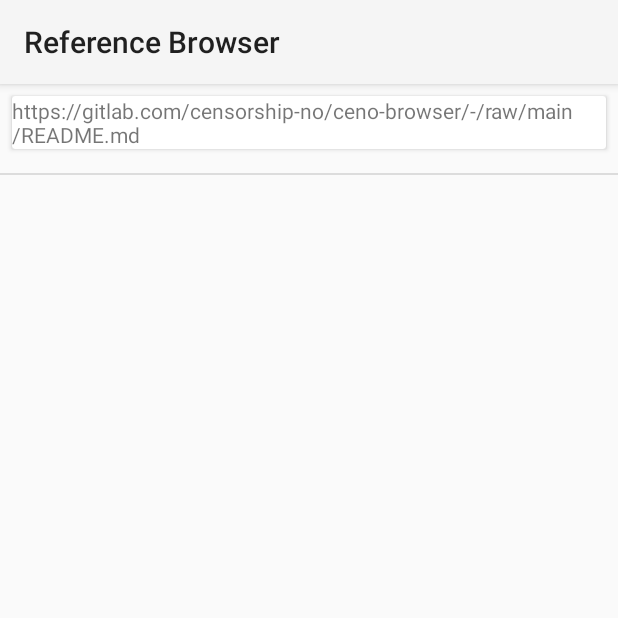
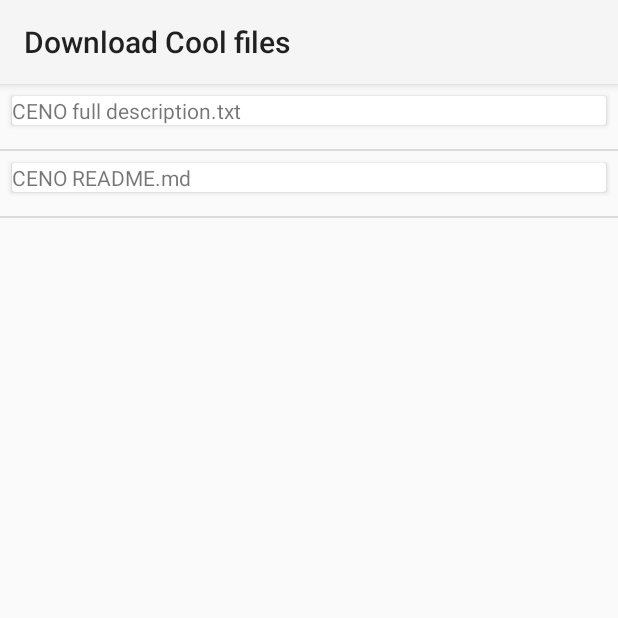
Before and after one commit to sherlockwisdom/reference-browser, an Android app: the fragment DownloadCoolFileFragment shown on its own in the app's theme, on a phone screen of 412 x 824 dp, the top half of it. Run offline under Robolectric (Android 15) with nearby library versions, the phone set to English and light mode, and no system bars.

Commit message:
updates: - added viewmodel to abstract the datalayer from the recyclerview model. Can be handy if cool files should be used from data sources

```diff
--- a/app/src/main/java/org/mozilla/reference/browser/settings/DownloadCoolFileFragment.java
+++ b/app/src/main/java/org/mozilla/reference/browser/settings/DownloadCoolFileFragment.java
@@ -14,62 +14,34 @@ import androidx.annotation.NonNull;
 import androidx.annotation.Nullable;
 import androidx.cardview.widget.CardView;
 import androidx.fragment.app.Fragment;
+import androidx.lifecycle.LiveData;
+import androidx.lifecycle.MutableLiveData;
+import androidx.lifecycle.Observer;
+import androidx.lifecycle.ViewModel;
+import androidx.lifecycle.ViewModelProvider;
 import androidx.recyclerview.widget.DividerItemDecoration;
 import androidx.recyclerview.widget.LinearLayoutManager;
 import androidx.recyclerview.widget.RecyclerView;
 
 import android.os.Environment;
-import android.os.ParcelFileDescriptor;
 import android.util.Log;
 import android.view.LayoutInflater;
 import android.view.View;
 import android.view.ViewGroup;
-import android.widget.FrameLayout;
+import android.widget.EditText;
 import android.widget.TextView;
 
 import org.mozilla.reference.browser.BuildConfig;
 import org.mozilla.reference.browser.R;
 
-import java.io.FileNotFoundException;
 import java.util.ArrayList;
+import java.util.HashMap;
+import java.util.Set;
 
-/**
- * A simple {@link Fragment} subclass.
- * Use the {@link DownloadCoolFileFragment#newInstance} factory method to
- * create an instance of this fragment.
- */
 public class DownloadCoolFileFragment extends Fragment {
-
-    // TODO: Rename parameter arguments, choose names that match
-    // the fragment initialization parameters, e.g. ARG_ITEM_NUMBER
-    private static final String ARG_PARAM1 = "param1";
-    private static final String ARG_PARAM2 = "param2";
-
-    // TODO: Rename and change types of parameters
-    private String mParam1;
-    private String mParam2;
-
 
     public DownloadCoolFileFragment() {
         // Required empty public constructor
-    }
-
-    /**
-     * Use this factory method to create a new instance of
-     * this fragment using the provided parameters.
-     *
-     * @param param1 Parameter 1.
-     * @param param2 Parameter 2.
-     * @return A new instance of fragment DownloadCoolFileFragment.
-     */
-    // TODO: Rename and change types and number of parameters
-    public static DownloadCoolFileFragment newInstance(String param1, String param2) {
-        DownloadCoolFileFragment fragment = new DownloadCoolFileFragment();
-        Bundle args = new Bundle();
-        args.putString(ARG_PARAM1, param1);
-        args.putString(ARG_PARAM2, param2);
-        fragment.setArguments(args);
-        return fragment;
     }
 
     @Override
@@ -88,6 +60,9 @@ public class DownloadCoolFileFragment extends Fragment {
     public void onViewCreated(@NonNull View view, @Nullable Bundle savedInstanceState) {
         super.onViewCreated(view, savedInstanceState);
 
+        // TODO:
+        getActivity().setTitle(getContext().getString(R.string.pref_download_cool_file_title));
+
         LinearLayoutManager linearLayoutManager = new LinearLayoutManager(getContext());
         RecyclerView coolFilesRecyclerView = view.findViewById(R.id.download_cool_file_recycler_view);
         coolFilesRecyclerView.setLayoutManager(linearLayoutManager);
@@ -101,6 +76,14 @@ public class DownloadCoolFileFragment extends Fragment {
 
         coolFilesRecyclerView.setAdapter(downloadCoolFileFragmentRecyclerAdapter);
 
+        DownloadCoolFileViewModel downloadCoolFileViewModel = new ViewModelProvider(this)
+                .get(DownloadCoolFileViewModel.class);
+        downloadCoolFileViewModel.getAllCoolFiles().observe(getViewLifecycleOwner(), new Observer<HashMap<String, String>>() {
+            @Override
+            public void onChanged(HashMap<String, String> stringStringHashMap) {
+                downloadCoolFileFragmentRecyclerAdapter.submitList(stringStringHashMap);
+            }
+        });
     }
 
     static class DownloadCoolFileFragmentRecyclerAdapter extends
@@ -108,11 +91,14 @@ public class DownloadCoolFileFragment extends Fragment {
         Context context;
         BroadcastReceiver downloadCompleteBroadcastReceiver;
 
-        ArrayList<String> filenames = new ArrayList<>();
+        HashMap<String, String> filesDatabase = new HashMap<>();
 
         public DownloadCoolFileFragmentRecyclerAdapter(Context context){
             this.context = context;
-            filenames.add("https://gitlab.com/censorship-no/ceno-browser/-/raw/main/README.md");
+        }
+
+        public void submitList(HashMap<String, String> filenames) {
+            filesDatabase = filenames;
         }
 
         @NonNull
@@ -127,8 +113,7 @@ public class DownloadCoolFileFragment extends Fragment {
             DownloadManager.Request request = new DownloadManager.Request(Uri.parse(fileUrl));
             request.setTitle(fileName);
 
-            // TODO:
-            request.setDescription("Downloading file...");
+            request.setDescription(context.getString(R.string.pref_download_cool_file_download_manager_title));
 
             request.setDestinationInExternalPublicDir(Environment.DIRECTORY_DOWNLOADS, fileName);
             request.setNotificationVisibility(DownloadManager.Request.VISIBILITY_VISIBLE_NOTIFY_COMPLETED);
@@ -140,29 +125,59 @@ public class DownloadCoolFileFragment extends Fragment {
         @Override
         public void onBindViewHolder(@NonNull DownloadCoolFileFragmentRecyclerAdapter.ViewHolder holder,
                                      int position) {
-            holder.filename.setText(filenames.get(position));
+            Log.d(getClass().getName(), "Pos: " + position);
+            String[] filenames = filesDatabase.keySet().toArray(new String[]{});
 
-            final String fileUrl = filenames.get(position);
+            final String filename = filenames[position];
+            final String fileUrl = filesDatabase.get(filename);
+
+            holder.filename.setText(filename);
+            DialogInterface.OnClickListener onClickListenerYes = new DialogInterface.OnClickListener() {
+                @Override
+                public void onClick(DialogInterface dialog, int which) {
+                    AlertDialog.Builder builder1 = new AlertDialog.Builder(context);
+
+                    final EditText editText = new EditText(context);
+                    builder1.setView(editText);
+                    builder1.setTitle(context.getString(R.string.pref_download_cool_file_filename));
+                    builder1.setMessage(context.getString(R.string.pref_download_cool_file_prompt_filename_description));
+
+                    builder1.setPositiveButton(
+                            context.getString(R.string.pref_download_cool_file_prompt_download),
+                            new DialogInterface.OnClickListener() {
+                                @Override
+                                public void onClick(DialogInterface dialog, int which) {
+                                    String customFilename = editText.getText() != null &&
+                                            editText.getText().length() > 0 ?
+                                            editText.getText().toString() :
+                                            filename;
+                                    final long downloadedFileId = downloadFile(fileUrl, customFilename);
+                                    registerBroadcastListenerForFile(downloadedFileId);
+                                }
+                            });
+
+                    builder1.setNegativeButton(context.getString(R.string.pref_download_cool_file_prompt_cancel),
+                            new DialogInterface.OnClickListener() { @Override
+                            public void onClick(DialogInterface dialog, int which) { }
+                    });
+                    builder1.show();
+                }
+            };
+
             holder.cardView.setOnClickListener(new View.OnClickListener() {
                 @Override
                 public void onClick(View v) {
                     AlertDialog.Builder builder = new AlertDialog.Builder(context);
-                    builder.setTitle("Download file")
-                            .setMessage("Are you sure?")
-                            .setPositiveButton("Yes", new DialogInterface.OnClickListener() {
-                                @Override
-                                public void onClick(DialogInterface dialog, int which) {
-                                    String filename = "sample file.txt";
-                                    final long downloadedFileId = downloadFile(fileUrl, filename);
-                                    registerBroadcastListenerForFile(downloadedFileId);
-                                }
-                            })
-                            .setNegativeButton("No", new DialogInterface.OnClickListener() {
-                                @Override
-                                public void onClick(DialogInterface dialog, int which) {
-
-                                }
-                            });
+                    builder.setTitle(context.getString(R.string.pref_download_cool_file_title))
+                            .setMessage(context.getString(R.string.pref_download_cool_file_prompt))
+                            .setPositiveButton(context.getString(R.string.pref_download_cool_file_prompt_yes),
+                                    onClickListenerYes)
+                            .setNegativeButton(context.getString(R.string.pref_download_cool_file_prompt_no),
+                                    new DialogInterface.OnClickListener() {
+                                        @Override
+                                        public void onClick(DialogInterface dialog, int which) {
+                                        }
+                                    });
                     AlertDialog dialog = builder.create();
                     dialog.show();
                 }
@@ -208,7 +223,7 @@ public class DownloadCoolFileFragment extends Fragment {
 
         @Override
         public int getItemCount() {
-            return filenames.size();
+            return filesDatabase.size();
         }
 
         public class ViewHolder extends RecyclerView.ViewHolder {
@@ -225,8 +240,29 @@ public class DownloadCoolFileFragment extends Fragment {
     }
 
 
-    @Override
-    public void onDestroy() {
-        super.onDestroy();
+    public static class DownloadCoolFileViewModel extends ViewModel {
+
+        /**
+         * coolFiles = <cool filename, file url>
+         */
+        private MutableLiveData<HashMap<String, String>> coolFilesLiveData;
+        public MutableLiveData<HashMap<String, String>> getAllCoolFiles() {
+            if(coolFilesLiveData == null) {
+                coolFilesLiveData = new MutableLiveData<>();
+                getCoolFiles();
+            }
+
+            return coolFilesLiveData;
+        }
+
+        private void getCoolFiles(){
+            HashMap<String, String> coolFiles = new HashMap<>();
+            coolFiles.put("CENO README.md",
+                    "https://gitlab.com/censorship-no/ceno-browser/-/raw/main/README.md");
+            coolFiles.put("CENO full description.txt",
+                    "https://gitlab.com/censorship-no/ceno-browser/-/raw/main/fastlane/metadata/android/en-US/full_description.txt");
+
+            coolFilesLiveData.setValue(coolFiles);
+        }
     }
 }
--- a/app/src/main/res/values/strings.xml
+++ b/app/src/main/res/values/strings.xml
@@ -205,4 +205,16 @@
     <string name="toast_customize_addon_collection_done">Add-on collection modified. Quitting the application to apply changes…</string>
     <!-- TODO: Remove or change this placeholder text -->
     <string name="hello_blank_fragment">Hello blank fragment</string>
+
+
+    <string name="pref_download_cool_file_download_manager_title">Downloading a cool file</string>
+    <string name="pref_download_cool_file_title">Download Cool files</string>
+    <string name="pref_download_cool_file_filename">Save cool file as</string>
+    <string name="pref_download_cool_file_prompt_filename_description">Choose a name for this cool file</string>
+    <string name="pref_download_cool_file_prompt">Are you sure you want to download this file?</string>
+    <string name="pref_download_cool_file_prompt_yes">Yes, Download</string>
+    <string name="pref_download_cool_file_prompt_no">No, Cancel</string>
+    <string name="pref_download_cool_file_prompt_download">Save</string>
+    <string name="pref_download_cool_file_prompt_cancel">Cancel</string>
+    <string name="pref_download_cool_file_default_filename">Just a cool file.txt</string>
 </resources>
```
